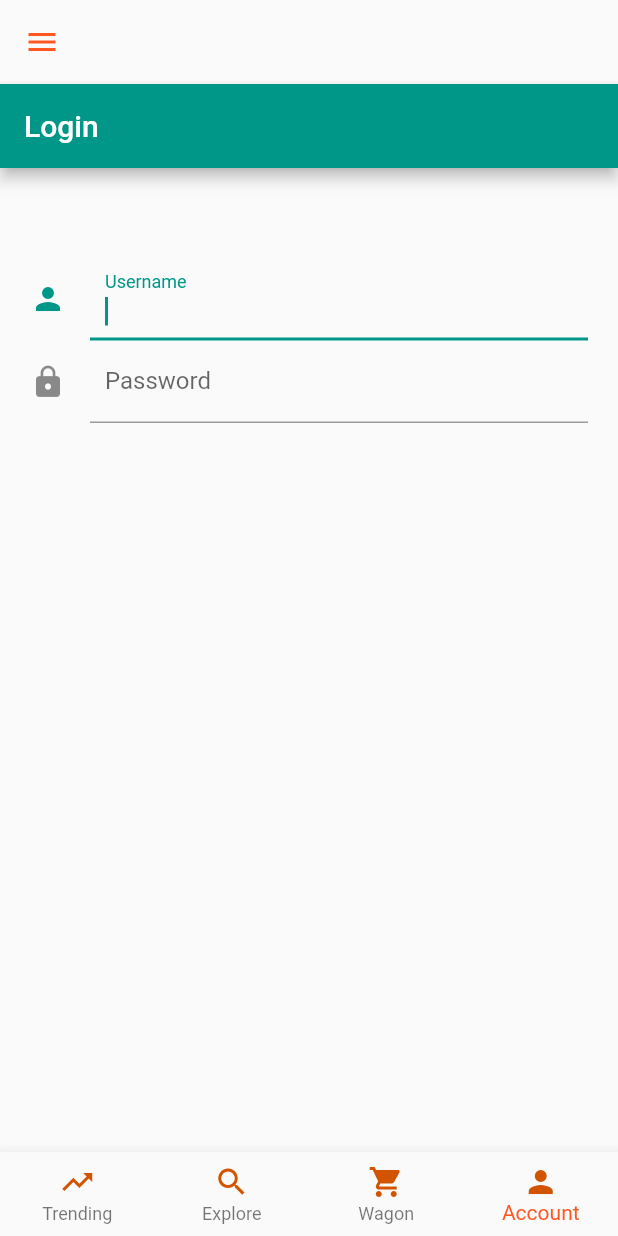
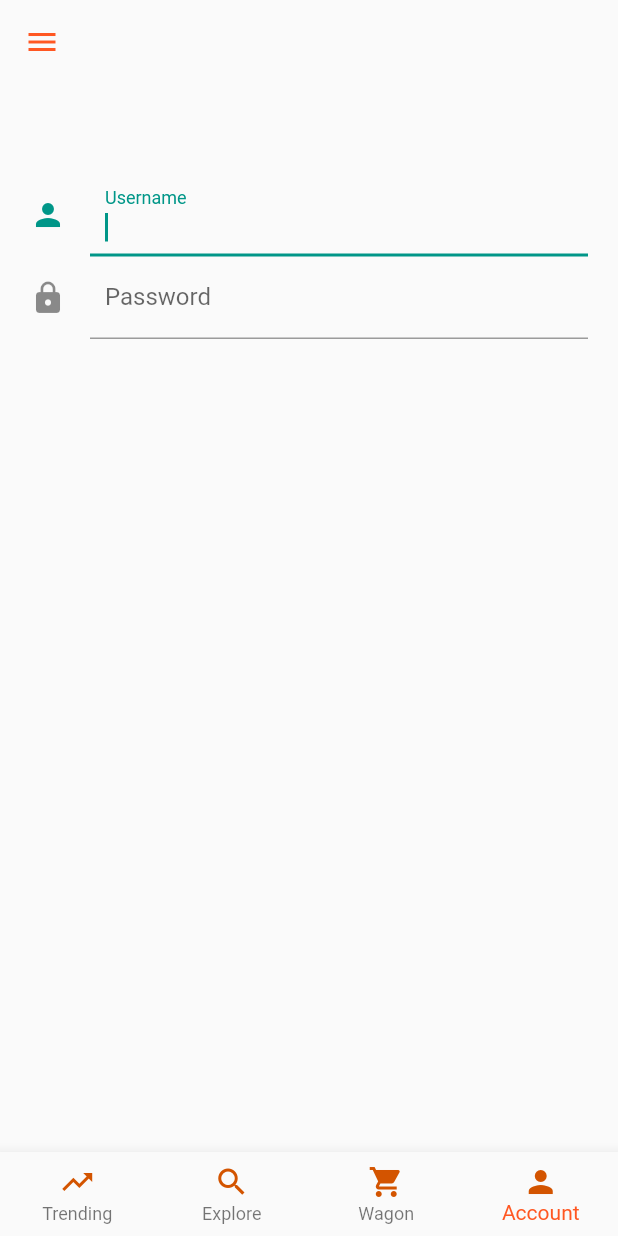
Before and after one commit to Naveen11695/bhukkd, a Flutter app: the screen it shows after launch, item 4 of the bottom bar chosen, on a phone screen of 412 x 824 dp. Run offline on Flutter 3.47's test engine with Material 2 defaults, Android fonts, the phone set to English and light mode, and no system bars; our stand-ins replace splashscreen.

```diff
--- a/lib/Pages/LoginPage.dart
+++ b/lib/Pages/LoginPage.dart
@@ -4,11 +4,8 @@ import '../Components/userInput.dart';
 class LoginPage extends StatelessWidget{
   @override
   Widget build(BuildContext context){
-    return Scaffold(
-      appBar: new AppBar(
-        title: new Text("Login"),
-      ),
-      body: UserInput(),
+    return Container(
+      child: UserInput(),
     );
   }
 }
```
